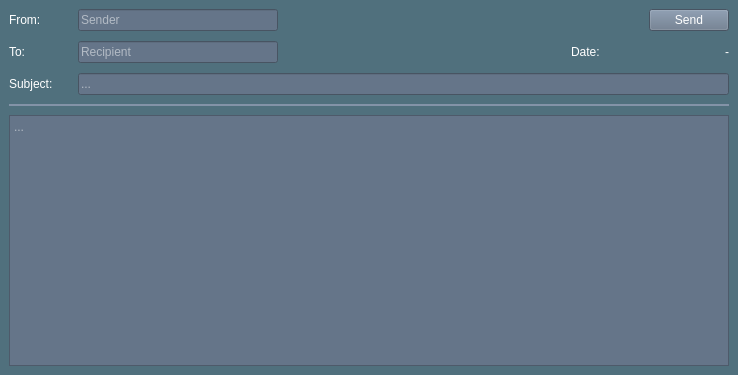
First picture: the form in src/app/gui/forms/widgetmailedit.ui, repository botorabi/Meet4Eat-Desktop, before the edit.
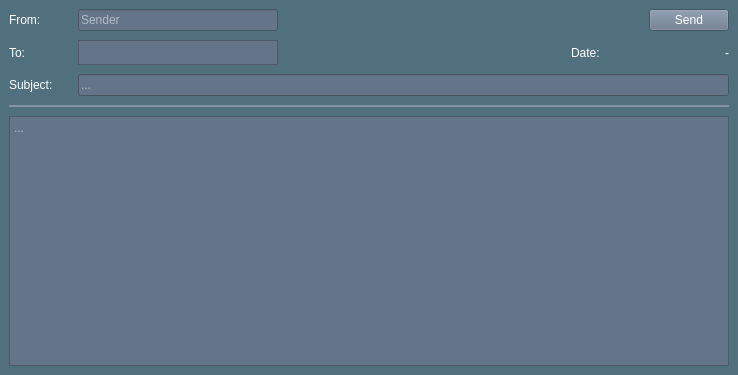
Second picture: the form after the edit. Icons and pictures are not drawn.

What changed in the file:
```diff
--- a/src/app/gui/forms/widgetmailedit.ui
+++ b/src/app/gui/forms/widgetmailedit.ui
@@ -202,27 +202,33 @@
                </widget>
               </item>
               <item>
-               <widget class="QLineEdit" name="lineEditTo">
-                <property name="minimumSize">
-                 <size>
-                  <width>200</width>
-                  <height>0</height>
-                 </size>
-                </property>
+               <widget class="QListWidget" name="listWidgetTo">
                 <property name="maximumSize">
                  <size>
                   <width>200</width>
-                  <height>16777215</height>
+                  <height>25</height>
                  </size>
                 </property>
-                <property name="text">
-                 <string/>
+                <property name="styleSheet">
+                 <string notr="true">QScrollBar:horizontal {
+ height: 4px;
+}
+</string>
                 </property>
-                <property name="maxLength">
-                 <number>255</number>
+                <property name="verticalScrollBarPolicy">
+                 <enum>Qt::ScrollBarAlwaysOff</enum>
                 </property>
-                <property name="placeholderText">
-                 <string>Recipient</string>
+                <property name="horizontalScrollBarPolicy">
+                 <enum>Qt::ScrollBarAsNeeded</enum>
+                </property>
+                <property name="verticalScrollMode">
+                 <enum>QAbstractItemView::ScrollPerPixel</enum>
+                </property>
+                <property name="horizontalScrollMode">
+                 <enum>QAbstractItemView::ScrollPerPixel</enum>
+                </property>
+                <property name="flow">
+                 <enum>QListView::LeftToRight</enum>
                 </property>
                </widget>
               </item>
```
Left out of the diff: 11 changed lines with no effect on the pictures.
